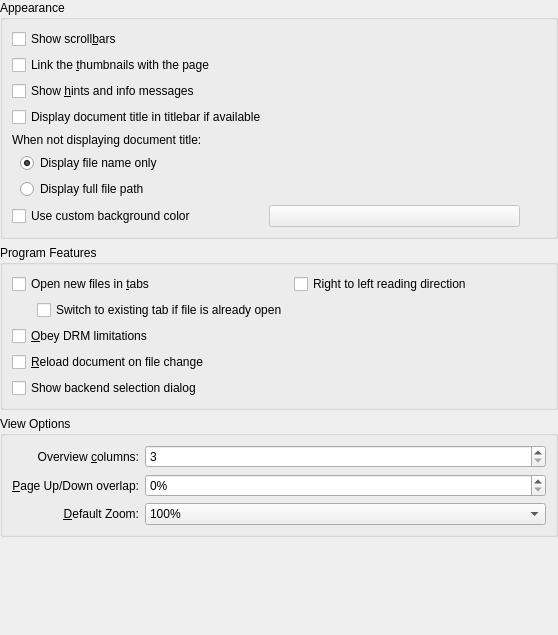
KDE/okular, file conf/dlggeneralbase.ui: the form before one commit.
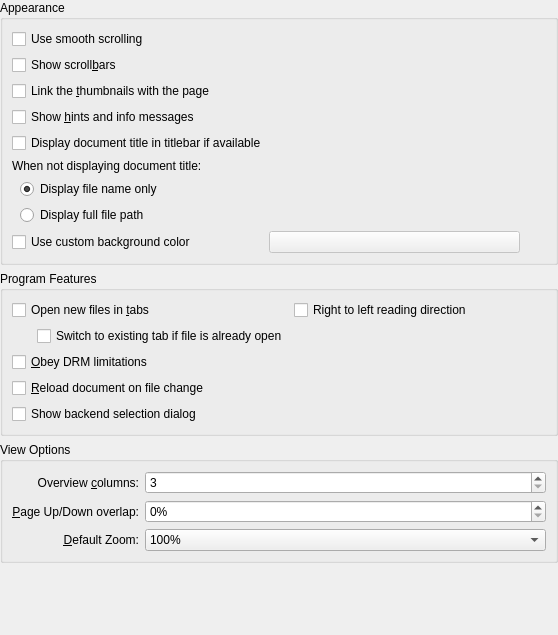
The form after the commit. Custom widgets are drawn as their Qt base class.

Commit message:
Add option to disable smooth scrolling
Even though the animated smooth scrolling transitions are now affected
by the global animation speed setting in Plasma, this is not totally
satisfactory for the full pool of people who hate smooth scrolling, as
it does not address the cases of people using Okular outside of Plasma
or people who generally want animations but just not in Okular's
scrolling implementation.

Accordingly, there is now a GUI option to disable smooth scrolling in
Okular's settings window.

FIXED-IN: 20.12

```diff
--- a/conf/dlggeneralbase.ui
+++ b/conf/dlggeneralbase.ui
@@ -64,6 +64,13 @@
         <property name="bottomMargin">
          <number>0</number>
         </property>
+        <item>
+         <widget class="QCheckBox" name="kcfg_SmoothScrolling">
+          <property name="text">
+           <string>Use smooth scrolling</string>
+          </property>
+         </widget>
+        </item>
         <item>
          <widget class="QCheckBox" name="kcfg_ShowScrollBars">
           <property name="text">
```
The commit also changes 3 other files.
